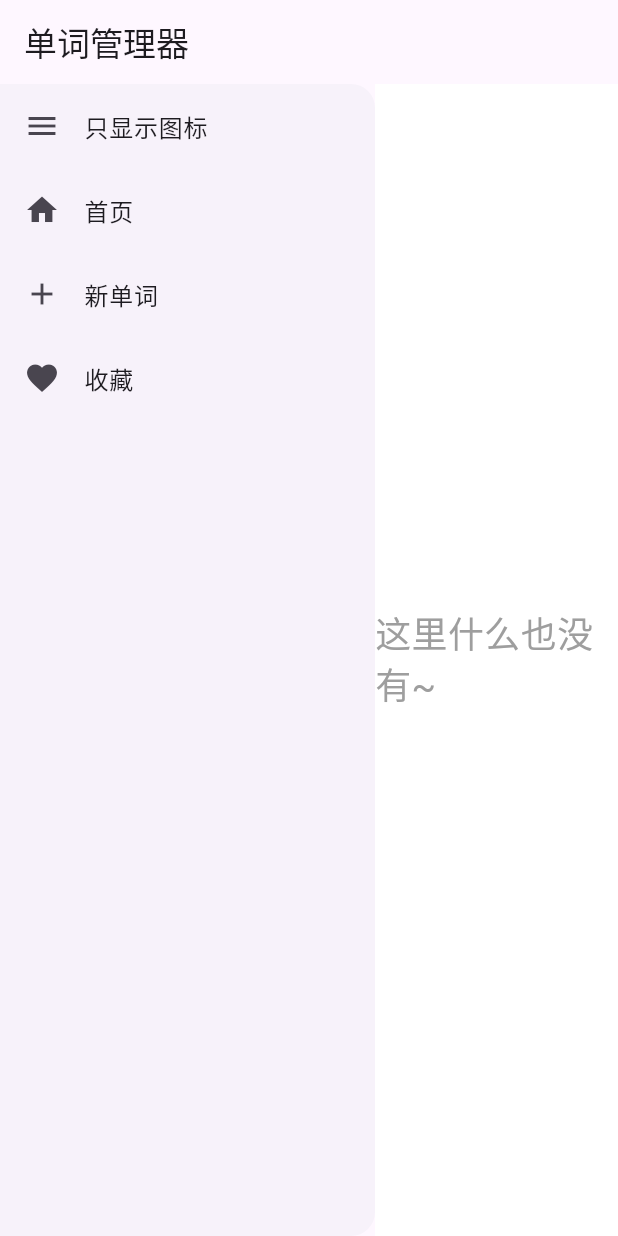
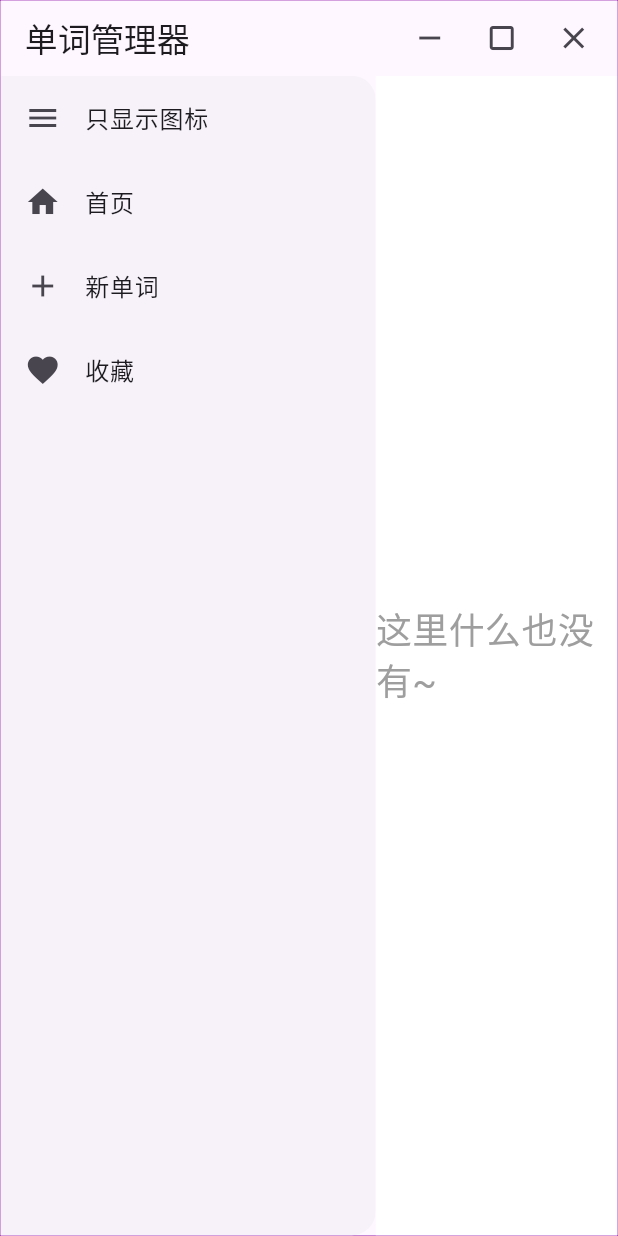
Before and after one commit to haokee-git/words_manager, a Flutter app: the screen it shows after launch, on a phone screen of 412 x 824 dp. Run offline on Flutter 3.47's test engine with Material 3 defaults, Android fonts, the phone set to English and light mode, and no system bars; missing offline and left inert: window_manager; Roboto replaces fonts that are missing (PingFang SC).

Commit message:
Cancel Window Border

```diff
--- a/lib/main.dart
+++ b/lib/main.dart
@@ -13,9 +13,11 @@ void main() async {
     backgroundColor: Colors.transparent,
     skipTaskbar: false,
     minimumSize: Size(640, 360),
-    title: '单词管理器'
+    title: '单词管理器',
+    titleBarStyle: TitleBarStyle.hidden, // 隐藏默认标题栏
   );
   windowManager.waitUntilReadyToShow(windowOptions, () async {
+    await windowManager.setAsFrameless();
     await windowManager.show();
     await windowManager.focus();
   });
@@ -200,9 +202,48 @@ class _MyHomePageState extends State<MyHomePage> {
       _buildFavoriteWordsPage(),
     ];
 
-    return Scaffold(
-      appBar: AppBar(
+    return Container(
+      decoration: BoxDecoration(
+        border: Border.all(color: Colors.purple, width: 0.5), // 添加紫色边框
+      ),
+      child: Scaffold(
+        appBar: PreferredSize(
+          preferredSize: const Size.fromHeight(50.0),
+          child: GestureDetector(
+            onPanStart: (details) {
+              windowManager.startDragging();
+            },
+            child: AppBar(
               title: const Text('单词管理器'),
+              actions: [
+                IconButton(
+                  icon: const Icon(Icons.remove),
+                  onPressed: () {
+                    windowManager.minimize();
+                  },
+                ),
+                IconButton(
+                  icon: const Icon(Icons.crop_square),
+                  onPressed: () {
+                    windowManager.isMaximized().then((isMaximized) {
+                      if (isMaximized) {
+                        windowManager.unmaximize();
+                      } else {
+                        windowManager.maximize();
+                      }
+                    });
+                  },
+                ),
+                IconButton(
+                  icon: const Icon(Icons.close),
+                  onPressed: () {
+                    windowManager.close();
+                  },
+                ),
+                const SizedBox(width: 5)
+              ],
+            ),
+          ),
         ),
         body: Row(
           children: [
@@ -250,6 +291,7 @@ class _MyHomePageState extends State<MyHomePage> {
               ),
             ),
           ],
+        ),
       ),
     );
   }
@@ -418,8 +460,10 @@ class _MyHomePageState extends State<MyHomePage> {
                 mainAxisSize: MainAxisSize.min,
                 children: [
                   IconButton(
-                    icon: const Icon(Icons.favorite),
-                    color: Colors.red,
+                    icon: Icon(
+                      word['favorite'] ? Icons.favorite : Icons.favorite_border,
+                      color: word['favorite'] ? Colors.red : null,
+                    ),
                     onPressed: () => _toggleFavorite(word['word']!),
                   ),
                   IconButton(
```
Lines whose indentation alone changed are shown as unchanged.
